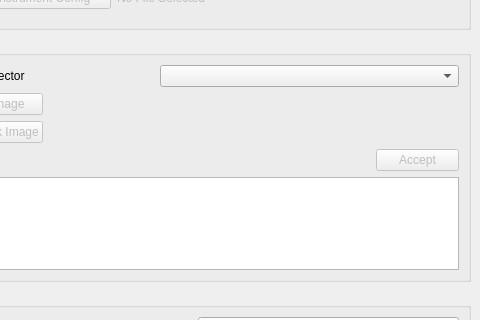
Before: the Qt Designer form hexrdgui/resources/ui/llnl_import_tool_dialog.ui in HEXRD/hexrdgui, drawn with Qt 5; both pictures show x 85 to 565 and y 144 to 464 of the 565 by 863 pixel window.
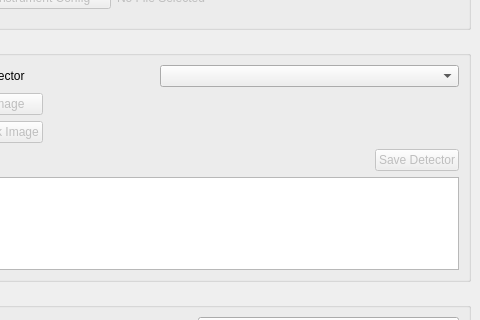
After: the same form once the commit is applied.

Commit message:
Support manually loading images
If matches cannot be found, allow users to set the image and dark image for
each detector.

What changed in the file:
```diff
--- a/hexrdgui/resources/ui/llnl_import_tool_dialog.ui
+++ b/hexrdgui/resources/ui/llnl_import_tool_dialog.ui
@@ -259,7 +259,7 @@
           <bool>false</bool>
          </property>
          <property name="text">
-          <string>Accept</string>
+          <string>Save Detector</string>
          </property>
         </widget>
        </item>
```
Left out of the diff: 2 changed lines with no effect on the pictures. The commit also changes 1 other file.
